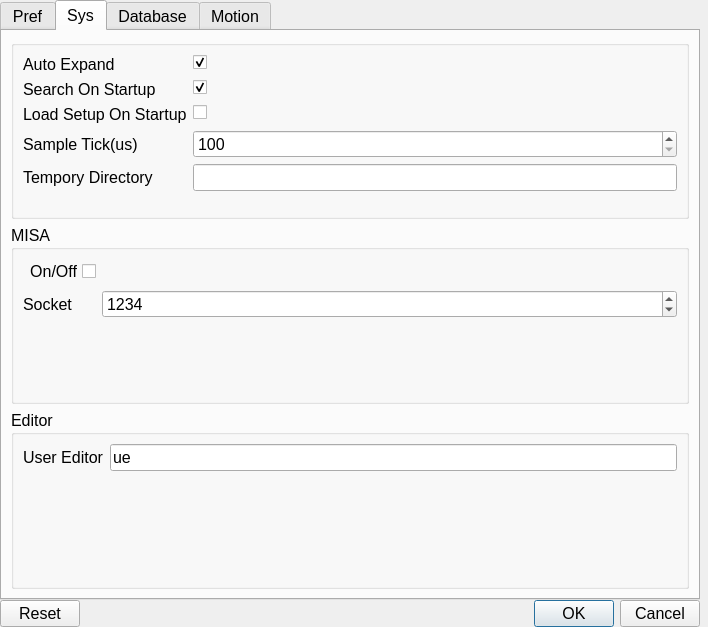
Old version of the form source/wnd/ui/syspref.ui in the repository ww4u/megarobostudio.
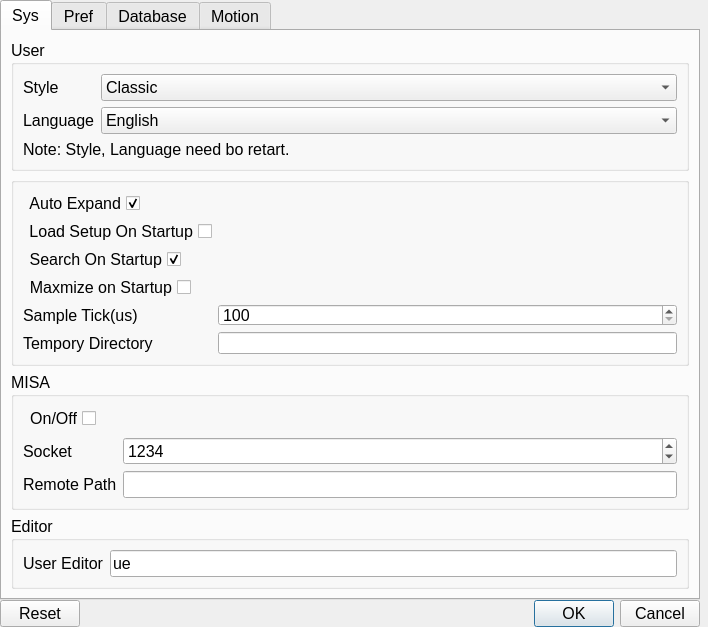
New version of the form. The open tabs and pages were chosen to show the change. Icons and pictures are not drawn.

The edit to the form file:
```diff
--- a/source/wnd/ui/syspref.ui
+++ b/source/wnd/ui/syspref.ui
@@ -7,7 +7,7 @@
     <x>0</x>
     <y>0</y>
     <width>708</width>
-    <height>613</height>
+    <height>626</height>
    </rect>
   </property>
   <property name="sizePolicy">
@@ -67,6 +67,239 @@
      <property name="currentIndex">
       <number>0</number>
      </property>
+     <widget class="QWidget" name="tab_2">
+      <attribute name="title">
+       <string>Sys</string>
+      </attribute>
+      <layout class="QVBoxLayout" name="verticalLayout_7">
+       <item>
+        <widget class="QGroupBox" name="groupBox_10">
+         <property name="title">
+          <string>User</string>
+         </property>
+         <layout class="QFormLayout" name="formLayout_6">
+          <item row="0" column="0">
+           <widget class="QLabel" name="label_19">
+            <property name="text">
+             <string>Style</string>
+            </property>
+           </widget>
+          </item>
+          <item row="1" column="0">
+           <widget class="QLabel" name="label_20">
+            <property name="text">
+             <string>Language</string>
+            </property>
+           </widget>
+          </item>
+          <item row="1" column="1">
+           <widget class="QComboBox" name="cmbLang">
+            <item>
+             <property name="text">
+              <string>English</string>
+             </property>
+            </item>
+            <item>
+             <property name="text">
+              <string>Chinese</string>
+             </property>
+            </item>
+           </widget>
+          </item>
+          <item row="0" column="1">
+           <widget class="QComboBox" name="cmbStyle">
+            <item>
+             <property name="text">
+              <string>Classic</string>
+             </property>
+            </item>
+            <item>
+             <property name="text">
+              <string>MegaRobo</string>
+             </property>
+            </item>
+           </widget>
+          </item>
+          <item row="2" column="0" colspan="2">
+           <widget class="QLabel" name="label_21">
+            <property name="text">
+             <string>Note: Style, Language need bo retart.</string>
+            </property>
+           </widget>
+          </item>
+         </layout>
+        </widget>
+       </item>
+       <item>
+        <widget class="QGroupBox" name="groupBox_7">
+         <property name="title">
+          <string/>
+         </property>
+         <layout class="QFormLayout" name="formLayout_3">
+          <item row="0" column="0">
+           <widget class="QCheckBox" name="chkAutoExpand">
+            <property name="layoutDirection">
+             <enum>Qt::RightToLeft</enum>
+            </property>
+            <property name="text">
+             <string>Auto Expand</string>
+            </property>
+            <property name="checked">
+             <bool>true</bool>
+            </property>
+           </widget>
+          </item>
+          <item row="1" column="0">
+           <widget class="QCheckBox" name="chkAutoLoadSet">
+            <property name="layoutDirection">
+             <enum>Qt::RightToLeft</enum>
+            </property>
+            <property name="text">
+             <string>Load Setup On Startup</string>
+            </property>
+           </widget>
+          </item>
+          <item row="3" column="0">
+           <widget class="QCheckBox" name="chkMaximize">
+            <property name="layoutDirection">
+             <enum>Qt::RightToLeft</enum>
+            </property>
+            <property name="text">
+             <string>Maxmize on Startup</string>
+            </property>
+           </widget>
+          </item>
+          <item row="5" column="0">
+           <widget class="QLabel" name="label_23">
+            <property name="text">
+             <string>Sample Tick(us)</string>
+            </property>
+           </widget>
+          </item>
+          <item row="5" column="1">
+           <widget class="QSpinBox" name="spinSampleTick">
+            <property name="minimum">
+             <number>100</number>
+            </property>
+            <property name="maximum">
+             <number>100000</number>
+            </property>
+           </widget>
+          </item>
+          <item row="6" column="0">
+           <widget class="QLabel" name="label_17">
+            <property name="text">
+             <string>Tempory Directory</string>
+            </property>
+           </widget>
+          </item>
+          <item row="6" column="1">
+           <widget class="QLineEdit" name="tempPath">
+            <property name="readOnly">
+             <bool>true</bool>
+            </property>
+           </widget>
+          </item>
+          <item row="2" column="0">
+           <widget class="QCheckBox" name="chkSearch">
+            <property name="layoutDirection">
+             <enum>Qt::RightToLeft</enum>
+            </property>
+            <property name="text">
+             <string>Search On Startup</string>
+            </property>
+            <property name="checked">
+             <bool>true</bool>
+            </property>
+           </widget>
+          </item>
+         </layout>
+        </widget>
+       </item>
+       <item>
+        <widget class="QGroupBox" name="groupBox_9">
+         <property name="title">
+          <string>MISA</string>
+         </property>
+         <layout class="QFormLayout" name="formLayout_5">
+          <item row="1" column="0">
+           <widget class="QLabel" name="label_25">
+            <property name="text">
+             <string>Socket</string>
+            </property>
+           </widget>
+          </item>
+          <item row="1" column="1">
+           <widget class="QSpinBox" name="spinMisaSocket">
+            <property name="maximum">
+             <number>65535</number>
+            </property>
+            <property name="value">
+             <number>1234</number>
+            </property>
+           </widget>
+          </item>
+          <item row="0" column="0">
+           <widget class="QCheckBox" name="chkMisaEn">
+            <property name="layoutDirection">
+             <enum>Qt::RightToLeft</enum>
+            </property>
+            <property name="text">
+             <string>On/Off</string>
+            </property>
+           </widget>
+          </item>
+          <item row="2" column="0">
+           <widget class="QLabel" name="label_26">
+            <property name="text">
+             <string>Remote Path</string>
+            </property>
+           </widget>
+          </item>
+          <item row="2" column="1">
+           <widget class="QLineEdit" name="edtRemotePath"/>
+          </item>
+         </layout>
+        </widget>
+       </item>
+       <item>
+        <widget class="QGroupBox" name="groupBox_6">
+         <property name="title">
+          <string>Editor</string>
+         </property>
+         <layout class="QFormLayout" name="formLayout_2">
+          <item row="0" column="0">
+           <widget class="QLabel" name="label_16">
+            <property name="text">
+             <string>User Editor</string>
+            </property>
+           </widget>
+          </item>
+          <item row="0" column="1">
+           <widget class="QLineEdit" name="lineEdit">
+            <property name="text">
+             <string>ue</string>
+            </property>
+           </widget>
+          </item>
+         </layout>
+        </widget>
+       </item>
+       <item>
+        <spacer name="verticalSpacer_3">
+         <property name="orientation">
+          <enum>Qt::Vertical</enum>
+         </property>
+         <property name="sizeHint" stdset="0">
+          <size>
+           <width>20</width>
+           <height>40</height>
+          </size>
+         </property>
+        </spacer>
+       </item>
+      </layout>
+     </widget>
      <widget class="QWidget" name="tab">
       <attribute name="title">
        <string>Pref</string>
@@ -468,169 +701,6 @@
        </item>
       </layout>
      </widget>
-     <widget class="QWidget" name="tab_2">
-      <attribute name="title">
-       <string>Sys</string>
-      </attribute>
-      <layout class="QVBoxLayout" name="verticalLayout_7">
-       <item>
-        <widget class="QGroupBox" name="groupBox_7">
-         <property name="title">
-          <string/>
-         </property>
-         <layout class="QFormLayout" name="formLayout_3">
-          <item row="1" column="0">
-           <widget class="QLabel" name="label_19">
-            <property name="text">
-             <string>Auto Expand</string>
-            </property>
-           </widget>
-          </item>
-          <item row="1" column="1">
-           <widget class="QCheckBox" name="chkAutoExpand">
-            <property name="layoutDirection">
-             <enum>Qt::LeftToRight</enum>
-            </property>
-            <property name="text">
-             <string/>
-            </property>
-            <property name="checked">
-             <bool>true</bool>
-            </property>
-           </widget>
-          </item>
-          <item row="2" column="0">
-           <widget class="QLabel" name="label_20">
-            <property name="text">
-             <string>Search On Startup</string>
-            </property>
-           </widget>
-          </item>
-          <item row="2" column="1">
-           <widget class="QCheckBox" name="chkSearch">
-            <property name="layoutDirection">
-             <enum>Qt::LeftToRight</enum>
-            </property>
-            <property name="text">
-             <string/>
-            </property>
-            <property name="checked">
-             <bool>true</bool>
-            </property>
-           </widget>
-          </item>
-          <item row="4" column="0">
-           <widget class="QLabel" name="label_21">
-            <property name="text">
-             <string>Load Setup On Startup</string>
-            </property>
-           </widget>
-          </item>
-          <item row="4" column="1">
-           <widget class="QCheckBox" name="chkAutoLoadSet">
-            <property name="text">
-             <string/>
-            </property>
-           </widget>
-          </item>
-          <item row="5" column="0">
-           <widget class="QLabel" name="label_23">
-            <property name="text">
-             <string>Sample Tick(us)</string>
-            </property>
-           </widget>
-          </item>
-          <item row="5" column="1">
-           <widget class="QSpinBox" name="spinSampleTick">
-            <property name="minimum">
-             <number>100</number>
-            </property>
-            <property name="maximum">
-             <number>100000</number>
-            </property>
-           </widget>
-          </item>
-          <item row="6" column="0">
-           <widget class="QLabel" name="label_17">
-            <property name="text">
-             <string>Tempory Directory</string>
-            </property>
-           </widget>
-          </item>
-          <item row="6" column="1">
-           <widget class="QLineEdit" name="tempPath">
-            <property name="readOnly">
-             <bool>true</bool>
-            </property>
-           </widget>
-          </item>
-         </layout>
-        </widget>
-       </item>
-       <item>
-        <widget class="QGroupBox" name="groupBox_9">
-         <property name="title">
-          <string>MISA</string>
-         </property>
-         <layout class="QFormLayout" name="formLayout_5">
-          <item row="1" column="0">
-           <widget class="QLabel" name="label_25">
-            <property name="text">
-             <string>Socket</string>
-            </property>
-           </widget>
-          </item>
-          <item row="1" column="1">
-           <widget class="QSpinBox" name="spinMisaSocket">
-            <property name="maximum">
-             <number>65535</number>
-            </property>
-            <property name="value">
-             <number>1234</number>
-            </property>
-           </widget>
-          </item>
-          <item row="0" column="0">
-           <widget class="QCheckBox" name="chkMisaEn">
-            <property name="layoutDirection">
-             <enum>Qt::RightToLeft</enum>
-            </property>
-            <property name="text">
-             <string>On/Off</string>
-            </property>
-           </widget>
-          </item>
-         </layout>
-        </widget>
-       </item>
-       <item>
-        <layout class="QVBoxLayout" name="verticalLayout_5"/>
-       </item>
-       <item>
-        <widget class="QGroupBox" name="groupBox_6">
-         <property name="title">
-          <string>Editor</string>
-         </property>
-         <layout class="QFormLayout" name="formLayout_2">
-          <item row="0" column="0">
-           <widget class="QLabel" name="label_16">
-            <property name="text">
-             <string>User Editor</string>
-            </property>
-           </widget>
-          </item>
-          <item row="0" column="1">
-           <widget class="QLineEdit" name="lineEdit">
-            <property name="text">
-             <string>ue</string>
-            </property>
-           </widget>
-          </item>
-         </layout>
-        </widget>
-       </item>
-      </layout>
-     </widget>
      <widget class="QWidget" name="tabDataBase">
       <attribute name="title">
        <string>Database</string>
```
Left out of the diff: 4 changed lines with no effect on the pictures.
